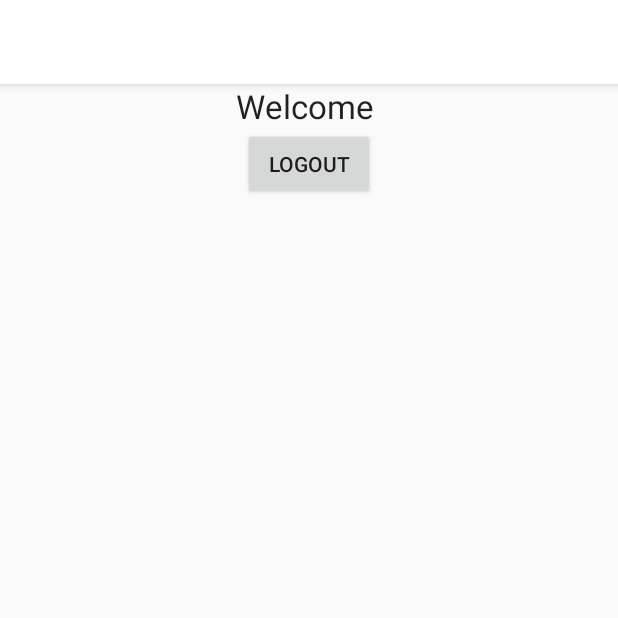
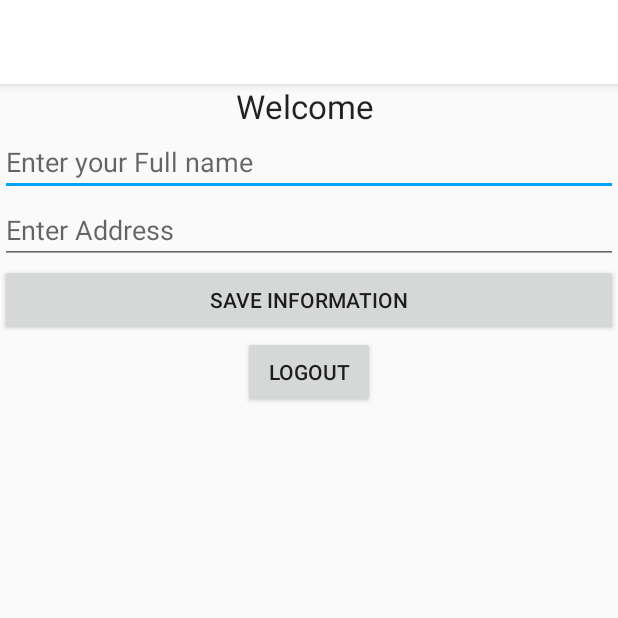
Before and after one commit to manuel103/TravelBuddy, an Android app: the screen it shows after launch once a user with an empty profile is signed in (ProfileActivity), on a phone screen of 412 x 824 dp, the top half of it. Run offline under Robolectric (Android 15) with nearby library versions, the phone set to English and light mode, and no system bars; our stand-ins replace Firebase (no records; nobody signed in at launch, a user with empty details on screens opened directly).

Commit message:
initial commit

```diff
--- a/app/build.gradle
+++ b/app/build.gradle
@@ -32,6 +32,7 @@ dependencies {
     implementation 'com.squareup.okhttp3:okhttp:3.10.0'
     implementation 'com.google.firebase:firebase-core:16.0.9'
     implementation 'com.google.firebase:firebase-auth:17.0.0'
+    implementation 'com.google.firebase:firebase-database:17.0.0'
 
 }
 apply plugin: 'com.google.gms.google-services'
--- a/app/src/main/java/com/example/travelbuddy/ProfileActivity.java
+++ b/app/src/main/java/com/example/travelbuddy/ProfileActivity.java
@@ -6,10 +6,14 @@ import android.content.Intent;
 import android.os.Bundle;
 import android.view.View;
 import android.widget.Button;
+import android.widget.EditText;
 import android.widget.TextView;
+import android.widget.Toast;
 
 import com.google.firebase.auth.FirebaseAuth;
 import com.google.firebase.auth.FirebaseUser;
+import com.google.firebase.database.DatabaseReference;
+import com.google.firebase.database.FirebaseDatabase;
 
 public class ProfileActivity extends AppCompatActivity implements View.OnClickListener{
 
@@ -17,6 +21,11 @@ public class ProfileActivity extends AppCompatActivity implements View.OnClickLi
     private TextView textViewUserEmail;
     private Button buttonLogout;
 
+    //DB reference to store data on firebase
+    private DatabaseReference databaseReference;
+
+    private EditText editTextName, editTextAddress;
+    private Button buttonSave;
 
     @Override
     protected void onCreate(Bundle savedInstanceState) {
@@ -29,15 +38,38 @@ public class ProfileActivity extends AppCompatActivity implements View.OnClickLi
             startActivity(new Intent(this, Login.class));
         }
 
+
+        //firebase DB reference
+        databaseReference = FirebaseDatabase.getInstance().getReference();
+
+        editTextAddress = (EditText) findViewById(R.id.editTextAddress);
+        editTextName = (EditText) findViewById(R.id.editTextName);
+        buttonSave = (Button) findViewById(R.id.buttonSave);
+
         FirebaseUser user = firebaseAuth.getCurrentUser();
         textViewUserEmail = (TextView) findViewById(R.id.textViewUserEmail);
 
         textViewUserEmail.setText("Welcome "+user.getEmail());
 
         buttonLogout = (Button) findViewById(R.id.buttonLogout);
+
+        //adding listeners to buttons
         buttonLogout.setOnClickListener(this);
+        buttonSave.setOnClickListener(this);
     }
 
+
+    //method to store data in db
+    private void saveUserInformation(){
+        String name = editTextName.getText().toString().trim();
+        String address = editTextAddress.getText().toString().trim();
+
+        UserInformation userInformation = new UserInformation(name, address);
+        FirebaseUser user = firebaseAuth.getCurrentUser();
+        databaseReference.child(user.getUid()).setValue(userInformation);
+
+        Toast.makeText(this, "Information Saved", Toast.LENGTH_LONG).show();
+    }
 
     @Override
     public void onClick(View view) {
@@ -47,5 +79,9 @@ public class ProfileActivity extends AppCompatActivity implements View.OnClickLi
             finish();
             startActivity(new Intent(this, Login.class));
         }
+
+        if(view == buttonSave){
+            saveUserInformation();
+        }
     }
 }
--- a/app/src/main/res/layout/activity_profile.xml
+++ b/app/src/main/res/layout/activity_profile.xml
@@ -22,6 +22,24 @@
             android:id="@+id/textViewUserEmail"
             android:layout_gravity="center_horizontal"/>
 
+        <EditText
+            android:layout_width="match_parent"
+            android:layout_height="wrap_content"
+            android:id="@+id/editTextName"
+            android:hint="Enter your Full name"/>
+
+        <EditText
+            android:layout_width="match_parent"
+            android:layout_height="wrap_content"
+            android:id="@+id/editTextAddress"
+            android:hint="Enter Address" />
+
+        <Button
+            android:layout_width="match_parent"
+            android:layout_height="wrap_content"
+            android:id="@+id/buttonSave"
+            android:text="Save Information"/>
+
         <Button
             android:layout_width="wrap_content"
             android:layout_height="wrap_content"
```
Also changed, not shown: app/src/main/java/com/example/travelbuddy/UserInformation.java (added, +16 -0 lines).
